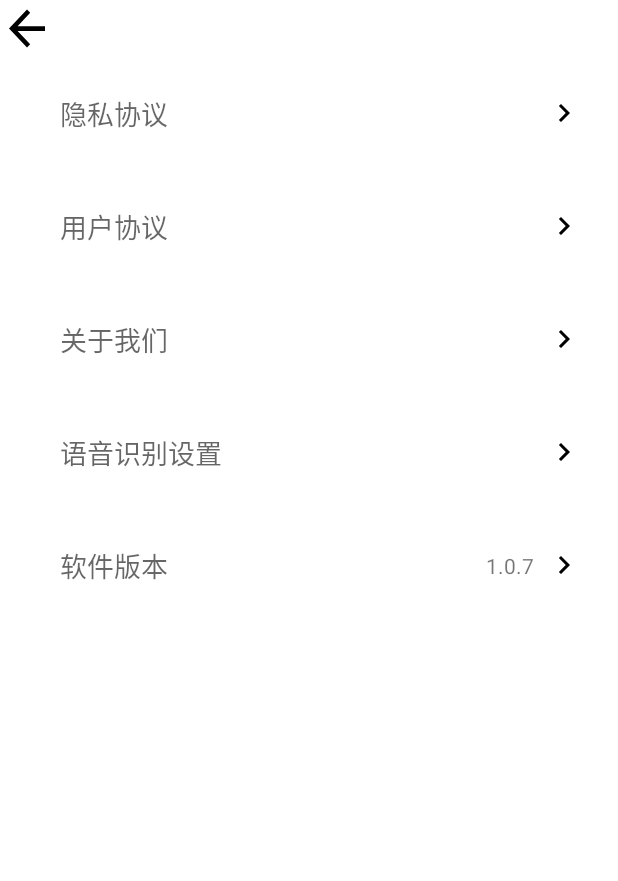
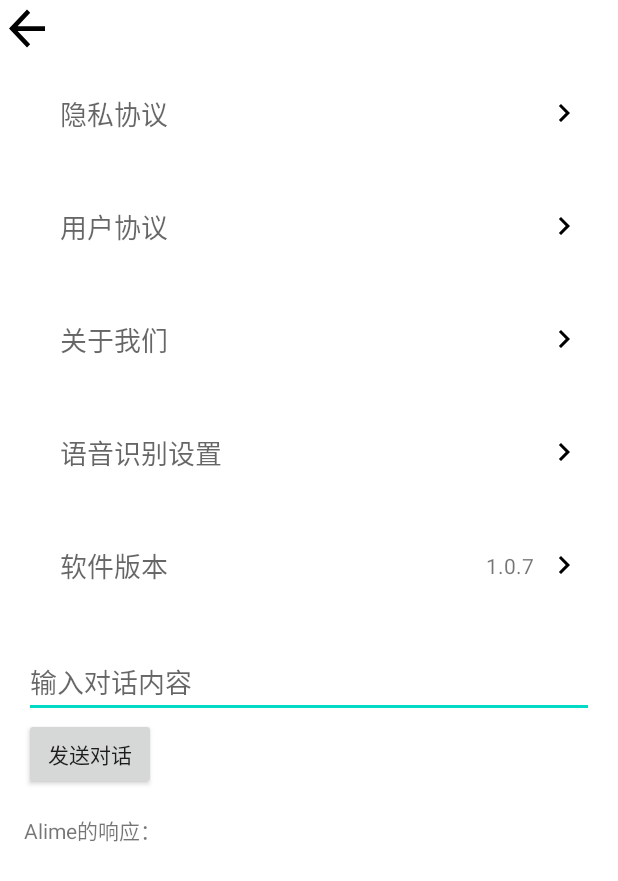
Before and after one commit to Bewitching-coder/VoiceControlAPP, an Android app: the SettingActivity screen opened directly, with no data from a screen before it, on a phone screen of 412 x 824 dp. Shown: the top 881 px of the screen. Run offline under Robolectric (Android 15) with nearby library versions, the phone set to English and light mode, and no system bars.

Commit message:
alime test

```diff
--- a/app/build.gradle.kts
+++ b/app/build.gradle.kts
@@ -42,4 +42,6 @@ dependencies {
     implementation("com.airbnb.android:lottie:6.1.0")
     implementation("com.squareup.okhttp3:okhttp:4.9.0")
     implementation(files("jniLibs/Msc.jar"))
+    implementation("com.google.code.gson:gson:2.8.9")
+
 }
--- a/app/src/main/res/layout/activity_setting.xml
+++ b/app/src/main/res/layout/activity_setting.xml
@@ -140,5 +140,35 @@
             android:src="@drawable/ic_arrow_right" />
     </LinearLayout>
 
+    <LinearLayout
+        xmlns:android="http://schemas.android.com/apk/res/android"
+        xmlns:app="http://schemas.android.com/apk/res-auto"
+        xmlns:tools="http://schemas.android.com/tools"
+        android:layout_width="match_parent"
+        android:layout_height="match_parent"
+        android:orientation="vertical"
+        android:padding="16dp"
+        tools:context=".MainActivity">
+
+        <EditText
+            android:id="@+id/editText"
+            android:layout_width="match_parent"
+            android:layout_height="wrap_content"
+            android:hint="输入对话内容" />
+
+        <Button
+            android:id="@+id/sendButton"
+            android:layout_width="wrap_content"
+            android:layout_height="wrap_content"
+            android:text="发送对话" />
+
+        <TextView
+            android:id="@+id/responseText"
+            android:layout_width="match_parent"
+            android:layout_height="wrap_content"
+            android:layout_marginTop="16dp"
+            android:text="Alime的响应：" />
+
+    </LinearLayout>
 
 </LinearLayout>
```
Also changed, not shown: app/src/main/java/com/example/app/settingpage/SettingActivity.java (+94 -0 lines).
